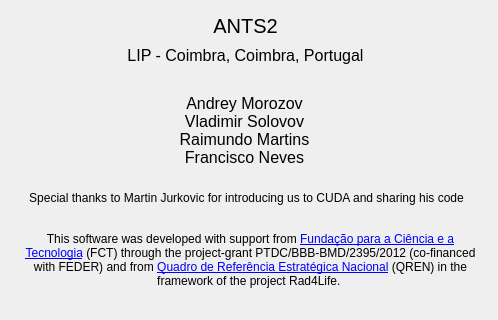
First picture: the form in src/gui/credits.ui, repository andrmor/ANTS2, before the edit; both pictures show x 0 to 498 and y 0 to 320 of the 498 by 485 pixel window.
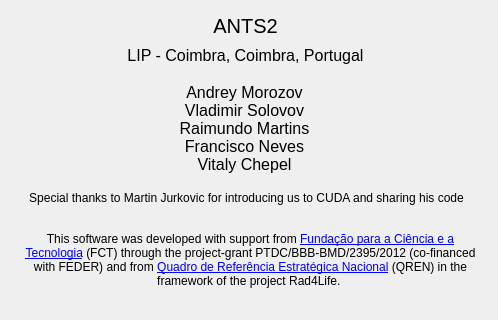
Second picture: the form after the edit. Icons and pictures are not drawn.

The edit to the form file:
```diff
--- a/src/gui/credits.ui
+++ b/src/gui/credits.ui
@@ -99,7 +99,7 @@
    <property name="geometry">
     <rect>
      <x>139</x>
-     <y>80</y>
+     <y>78</y>
      <width>211</width>
      <height>101</height>
     </rect>
@@ -111,7 +111,11 @@
     </font>
    </property>
    <property name="text">
-    <string>&lt;html&gt;&lt;head/&gt;&lt;body&gt;&lt;p&gt;Andrey Morozov &lt;br/&gt;Vladimir Solovov &lt;br/&gt;Raimundo Martins &lt;br/&gt;Francisco Neves&lt;/p&gt;&lt;/body&gt;&lt;/html&gt;</string>
+    <string>Andrey Morozov
+Vladimir Solovov
+Raimundo Martins
+Francisco Neves
+Vitaly Chepel</string>
    </property>
    <property name="alignment">
     <set>Qt::AlignCenter</set>
```
